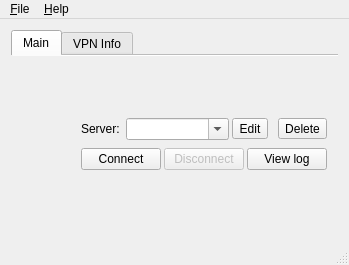
Old version of the form src/dialog/mainwindow.ui in the repository openconnect/openconnect-gui.
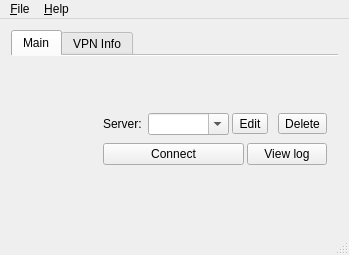
New version of the form. Icons and pictures are not drawn.

Commit message:
Make connect and disconnect a single button (3/n #73)
ust simple update, may be we should think later about state machine...

```diff
--- a/src/dialog/mainwindow.ui
+++ b/src/dialog/mainwindow.ui
@@ -10,7 +10,7 @@
     <x>0</x>
     <y>0</y>
     <width>349</width>
-    <height>265</height>
+    <height>255</height>
    </rect>
   </property>
   <property name="sizePolicy">
@@ -21,8 +21,8 @@
   </property>
   <property name="maximumSize">
    <size>
-    <width>450</width>
-    <height>358</height>
+    <width>349</width>
+    <height>255</height>
    </size>
   </property>
   <property name="windowIcon">
@@ -72,7 +72,7 @@
        </attribute>
        <layout class="QGridLayout" name="gridLayout_2">
         <item row="0" column="0">
-         <layout class="QHBoxLayout" name="horizontalLayout_4" stretch="1,0">
+         <layout class="QHBoxLayout" name="horizontalLayout_4" stretch="1,3">
           <item>
            <layout class="QVBoxLayout" name="verticalLayout_2">
             <property name="spacing">
@@ -186,18 +186,12 @@
              </layout>
             </item>
             <item>
-             <layout class="QHBoxLayout" name="horizontalLayout_2">
+             <layout class="QHBoxLayout" name="horizontalLayout_2" stretch="4,2">
               <property name="spacing">
                <number>3</number>
               </property>
               <item>
-               <widget class="QPushButton" name="connectBtn">
-                <property name="sizePolicy">
-                 <sizepolicy hsizetype="Maximum" vsizetype="Fixed">
-                  <horstretch>0</horstretch>
-                  <verstretch>0</verstretch>
-                 </sizepolicy>
-                </property>
+               <widget class="QPushButton" name="connectionButton">
                 <property name="text">
                  <string>Connect</string>
                 </property>
@@ -207,26 +201,6 @@
                 </property>
                </widget>
               </item>
-              <item>
-               <widget class="QPushButton" name="disconnectBtn">
-                <property name="enabled">
-                 <bool>false</bool>
-                </property>
-                <property name="sizePolicy">
-                 <sizepolicy hsizetype="Maximum" vsizetype="Fixed">
-                  <horstretch>0</horstretch>
-                  <verstretch>0</verstretch>
-                 </sizepolicy>
-                </property>
-                <property name="text">
-                 <string>Disconnect</string>
-                </property>
-                <property name="icon">
-                 <iconset resource="../openconnect-gui.qrc">
-                  <normaloff>:/new/resource/images/process-stop.png</normaloff>:/new/resource/images/process-stop.png</iconset>
-                </property>
-               </widget>
-              </item>
               <item>
                <widget class="QPushButton" name="pushButton_3">
                 <property name="text">
```
The commit also changes 2 other files.
